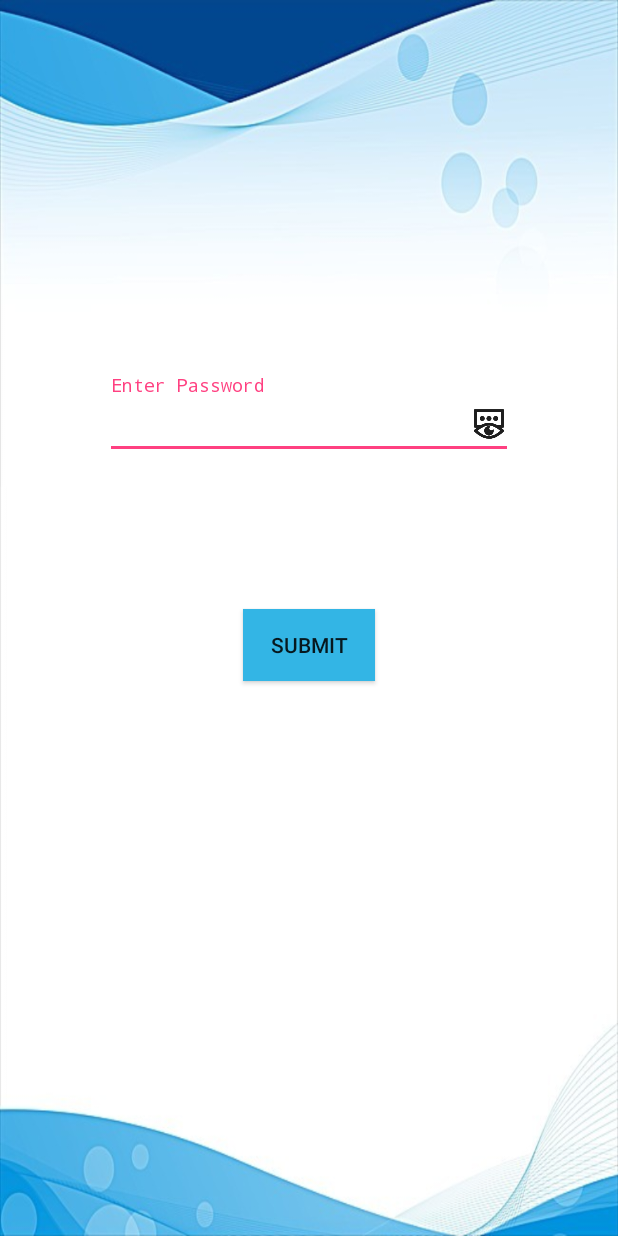
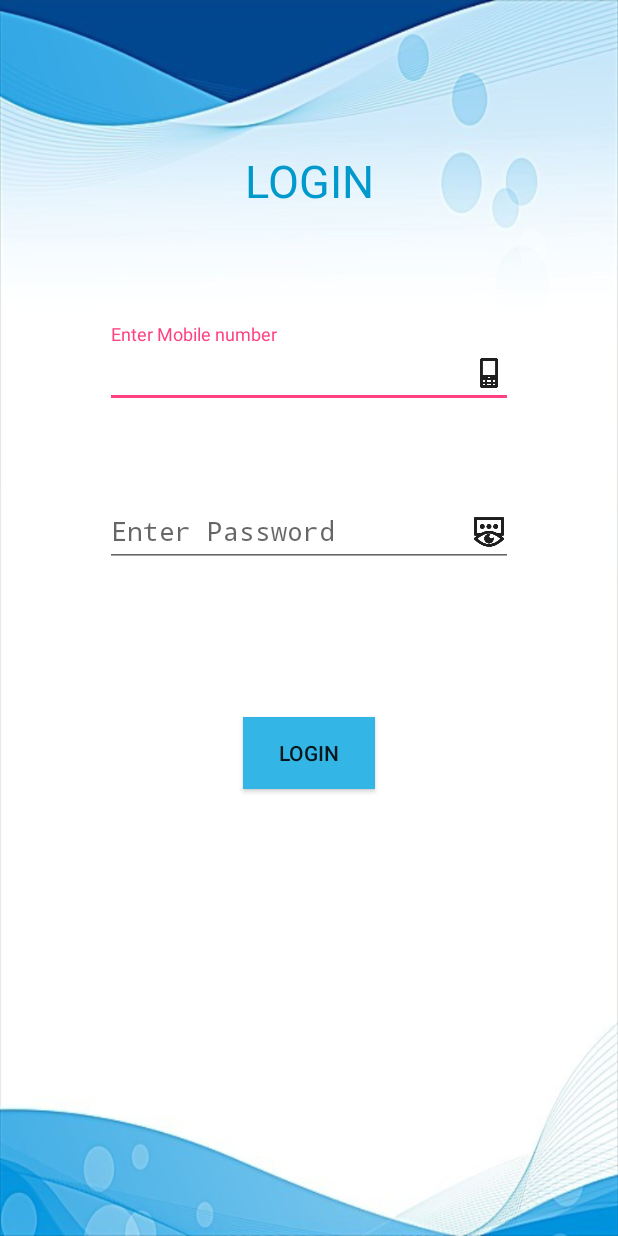
Before and after one commit to ArviKrish/waterNew, an Android app: the PwdActivity screen opened directly, with no data from a screen before it, on a phone screen of 412 x 824 dp. Run offline under Robolectric (Android 15) with nearby library versions, the phone set to English and light mode, and no system bars.

Commit message:
Activity Change minor

```diff
--- a/app/src/main/res/layout/activity_address.xml
+++ b/app/src/main/res/layout/activity_address.xml
@@ -103,5 +103,5 @@
         android:layout_marginStart="50dp"
         android:layout_marginTop="50dp"
         android:background="@android:color/holo_blue_light"
-        android:text="Submit" />
+        android:text="Register" />
 </LinearLayout>
--- a/app/src/main/res/layout/activity_login.xml
+++ b/app/src/main/res/layout/activity_login.xml
@@ -14,26 +14,6 @@
         android:layout_height="wrap_content"
         android:src="@drawable/drop"
         android:paddingTop="50dp"/>
-
-    <android.support.design.widget.TextInputLayout
-        android:layout_width="match_parent"
-        android:layout_height="wrap_content"
-        android:paddingTop="50dp">
-        <EditText
-            android:layout_width="match_parent"
-            android:layout_height="wrap_content"
-            android:inputType="number"
-            android:layout_gravity="center"
-            android:layout_marginStart="50dp"
-            android:layout_marginEnd="50dp"
-            android:maxLength="10"
-            android:hint="Enter your mobile number"
-            android:textColorHint="@android:color/black"
-            android:drawableRight="@drawable/ic_mobile"/>
-
-
-    </android.support.design.widget.TextInputLayout>
-
     <Button
         android:layout_width="wrap_content"
         android:layout_height="wrap_content"
@@ -49,7 +29,7 @@
         android:layout_height="wrap_content"
         android:text="Register"
         android:layout_gravity="center"
-        android:layout_marginTop="15dp"
+        android:layout_marginTop="50dp"
         android:layout_marginStart="50dp"
         android:layout_marginEnd="50dp"
         android:background="@android:color/holo_blue_light"
--- a/app/src/main/res/layout/activity_password.xml
+++ b/app/src/main/res/layout/activity_password.xml
@@ -3,36 +3,63 @@
     xmlns:tools="http://schemas.android.com/tools"
     android:layout_width="match_parent"
     android:layout_height="match_parent"
+    android:layout_gravity="center"
+    android:background="@drawable/background"
     android:orientation="vertical"
     android:paddingEnd="30dp"
-    android:paddingStart="30dp"
-    android:layout_gravity="center"
-    android:background="@drawable/background">
+    android:paddingStart="30dp">
+
+    <TextView
+        android:layout_width="match_parent"
+        android:layout_height="wrap_content"
+        android:text="login"
+        android:textColor="@android:color/holo_blue_dark"
+        android:textAllCaps="true"
+        android:gravity="center"
+        android:paddingTop="100dp"
+        android:textSize="30dp"/>
 
     <android.support.design.widget.TextInputLayout
         android:layout_width="match_parent"
         android:layout_height="wrap_content"
-        android:paddingTop="250dp">
+        android:paddingTop="75dp">
+
         <EditText
             android:layout_width="match_parent"
             android:layout_height="wrap_content"
-            android:inputType="textPassword"
             android:layout_gravity="center"
+            android:layout_marginEnd="40dp"
             android:layout_marginStart="40dp"
+            android:drawableRight="@drawable/ic_mobile"
+            android:hint="Enter Mobile number"
+            android:inputType="number"
+            android:maxLength="10" />
+    </android.support.design.widget.TextInputLayout>
+
+    <android.support.design.widget.TextInputLayout
+        android:layout_width="match_parent"
+        android:layout_height="wrap_content"
+        android:paddingTop="50dp">
+
+        <EditText
+            android:layout_width="match_parent"
+            android:layout_height="wrap_content"
+            android:layout_gravity="center"
             android:layout_marginEnd="40dp"
+            android:layout_marginStart="40dp"
+            android:drawableRight="@drawable/ic_showpass"
             android:hint="Enter Password"
-            android:drawableRight="@drawable/ic_showpass"
-            />
+            android:inputType="textPassword" />
     </android.support.design.widget.TextInputLayout>
 
     <Button
         android:layout_width="wrap_content"
         android:layout_height="wrap_content"
-        android:text="Submit"
         android:layout_gravity="center"
+        android:layout_marginEnd="50dp"
+        android:layout_marginStart="50dp"
         android:layout_marginTop="100dp"
-        android:layout_marginStart="50dp"
-        android:layout_marginEnd="50dp"
-        android:background="@android:color/holo_blue_light"/>
+        android:background="@android:color/holo_blue_light"
+        android:text="Login" />
 
 </LinearLayout>
--- a/app/src/main/res/layout/activity_register.xml
+++ b/app/src/main/res/layout/activity_register.xml
@@ -23,7 +23,7 @@
         android:layout_width="match_parent"
         android:layout_height="wrap_content"
         android:orientation="vertical"
-        android:paddingTop="75dp">
+        android:paddingTop="60dp">
 
         <EditText
             android:layout_width="match_parent"
```
